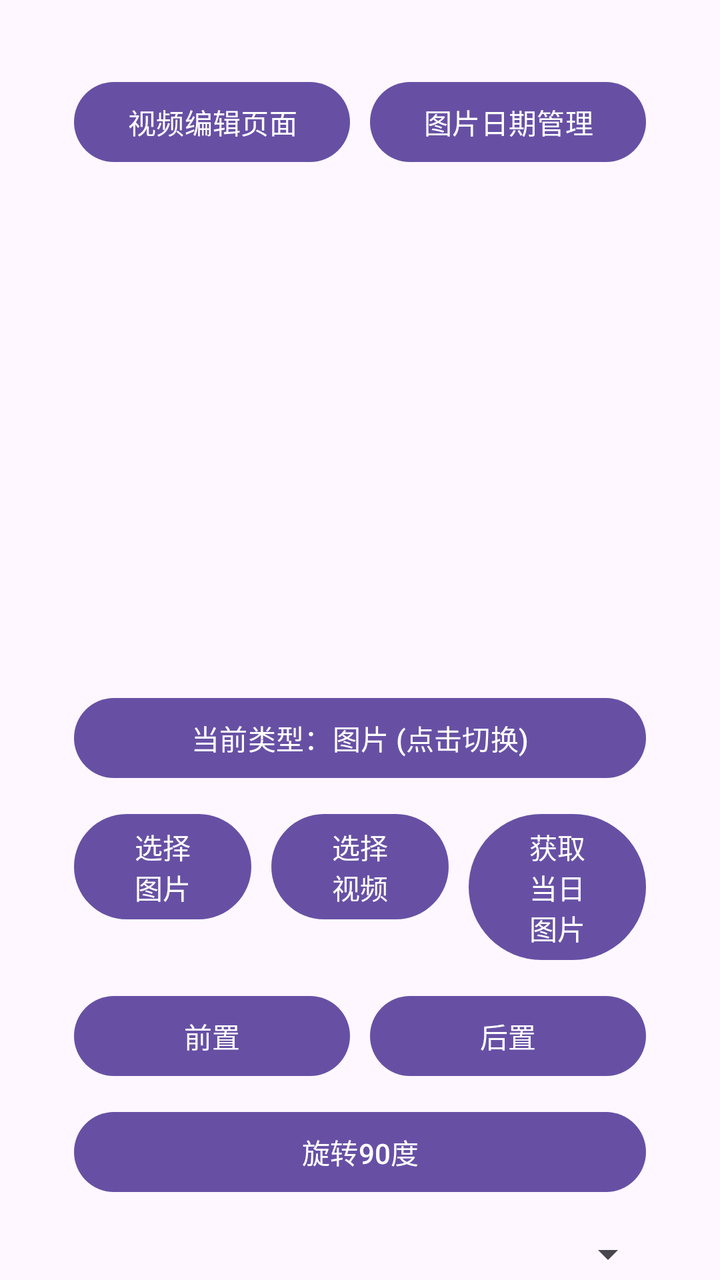
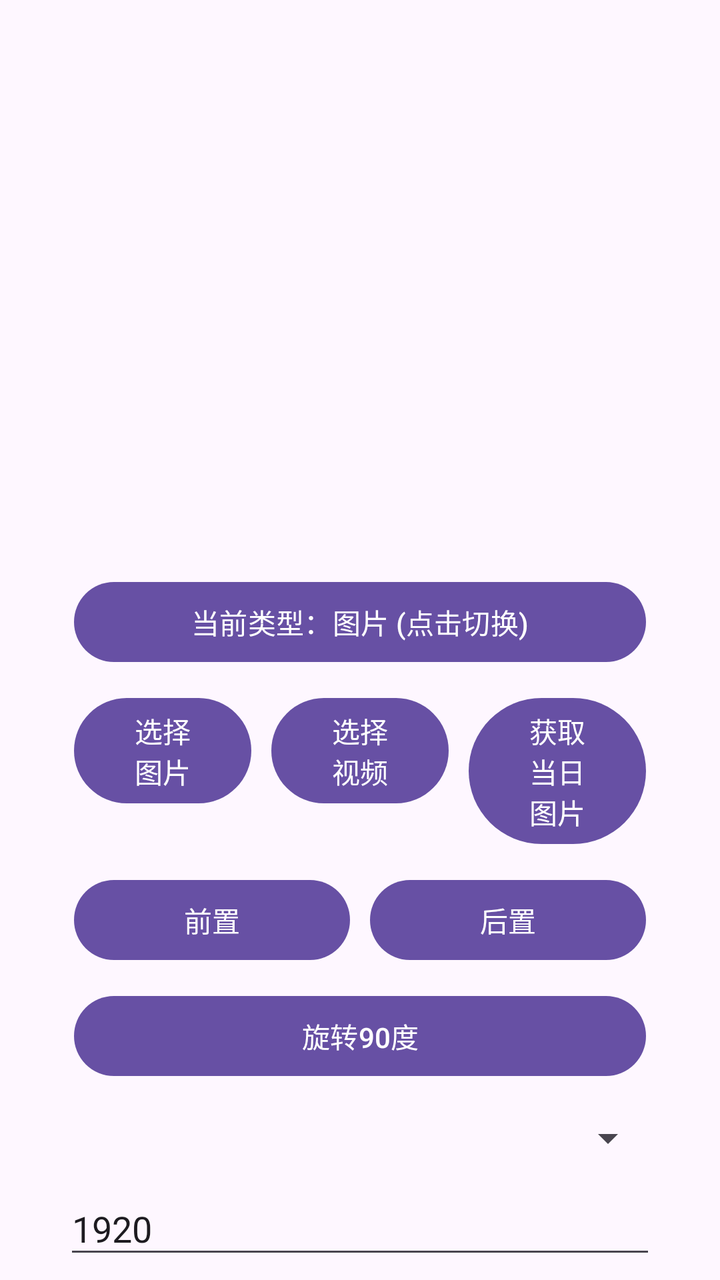

An Android layout rendered at two revisions. The XML below is the earlier revision; the diff shows what the commit changed to produce the second picture.
<!-- AndroidManifest.xml: application theme Theme.PictureManager -->
<!-- res/layout/fragment_first.xml -->
<?xml version="1.0" encoding="utf-8"?>
<androidx.core.widget.NestedScrollView xmlns:android="http://schemas.android.com/apk/res/android"
    xmlns:app="http://schemas.android.com/apk/res-auto"
    xmlns:tools="http://schemas.android.com/tools"
    android:layout_width="match_parent"
    android:layout_height="match_parent"
    tools:context=".FirstFragment">

    <androidx.constraintlayout.widget.ConstraintLayout
        android:layout_width="match_parent"
        android:layout_height="match_parent"
        android:padding="16dp">

        <LinearLayout
            xmlns:android="http://schemas.android.com/apk/res/android"
            android:orientation="vertical"
            android:padding="16dp"
            android:layout_width="match_parent"
            android:layout_height="match_parent">

            <LinearLayout
                android:orientation="horizontal"
                android:layout_width="match_parent"
                android:layout_height="wrap_content">
                <Button
                    android:id="@+id/button_first"
                    android:text="视频编辑页面"
                    android:layout_margin="5dp"
                    android:layout_weight="1"
                    android:layout_width="0dp"
                    android:layout_height="wrap_content"/>

                <Button
                    android:id="@+id/dateManageBtn"
                    android:text="图片日期管理"
                    android:layout_margin="5dp"
                    android:layout_weight="1"
                    android:layout_width="0dp"
                    android:layout_height="wrap_content"/>
            </LinearLayout>


            <ImageView
                android:id="@+id/imageView"
                android:layout_width="match_parent"
                android:layout_height="250dp"
                android:scaleType="fitCenter"/>

            <Button
                android:id="@+id/typeSwitchBtn"
                android:text="当前类型：图片 (点击切换)"
                android:layout_margin="5dp"
                android:layout_width="match_parent"
                android:layout_height="wrap_content"/>

            <LinearLayout
                android:orientation="horizontal"
                android:layout_width="match_parent"
                android:layout_height="wrap_content">
                <Button
                    android:id="@+id/selectBtn"
                    android:text="选择图片"
                    android:layout_margin="5dp"
                    android:layout_weight="1"
                    android:layout_width="0dp"
                    android:layout_height="wrap_content"/>

                <Button
                    android:id="@+id/selectVideoBtn"
                    android:text="选择视频"
                    android:layout_margin="5dp"
                    android:layout_weight="1"
                    android:layout_width="0dp"
                    android:layout_height="wrap_content"/>

                <Button
                    android:id="@+id/autoGetBtn"
                    android:text="获取当日图片"
                    android:layout_margin="5dp"
                    android:layout_weight="1"
                    android:layout_width="0dp"
                    android:layout_height="wrap_content"/>
            </LinearLayout>


            <LinearLayout
                android:orientation="horizontal"
                android:layout_width="match_parent"
                android:layout_height="wrap_content">
                <Button
                    android:id="@+id/frontRotate"
                    android:text="前置"
                    android:layout_margin="5dp"
                    android:layout_weight="1"
                    android:layout_width="0dp"
                    android:layout_height="wrap_content"/>
                <Button
                    android:id="@+id/backendRotate"
                    android:text="后置"
                    android:layout_margin="5dp"
                    android:layout_weight="1"
                    android:layout_width="0dp"
                    android:layout_height="wrap_content"/>
            </LinearLayout>
            <Button
                android:id="@+id/rotateBtn"
                android:text="旋转90度"
                android:layout_margin="5dp"
                android:layout_width="match_parent"
                android:layout_height="wrap_content"/>

            <Spinner
                android:id="@+id/resolutionSpinner"
                android:layout_width="match_parent"
                android:layout_height="wrap_content"
                android:layout_marginTop="10dp"
                android:layout_marginBottom="10dp"
                android:padding="8dp"/>

            <EditText
                android:id="@+id/widthEdit"
                android:hint="目标宽度"
                android:text="1920"
                android:inputType="number"
                android:layout_width="match_parent"
                android:layout_height="wrap_content"/>


            <EditText
                android:id="@+id/heightEdit"
                android:hint="目标高度"
                android:text="1080"
                android:inputType="number"
                android:layout_width="match_parent"
                android:layout_height="wrap_content"/>


            <Switch
                android:id="@+id/enableSwitch"
                android:text="配置开关"
                android:checked="false"
                android:layout_width="match_parent"
                android:layout_height="wrap_content"/>

            <Button
                android:id="@+id/saveBtn"
                android:text="保存图片"
                android:layout_margin="5dp"
                android:layout_width="match_parent"
                android:layout_height="wrap_content"/>


        </LinearLayout>











    </androidx.constraintlayout.widget.ConstraintLayout>
</androidx.core.widget.NestedScrollView>
<!-- resources referenced by this layout -->
<resources>
  <style name="Theme.PictureManager" parent="Base.Theme.PictureManager" />
  <style name="Base.Theme.PictureManager" parent="Theme.Material3.DayNight.NoActionBar">
          
          
      </style>
</resources>

<!-- the commit's change to res/layout/fragment_first.xml (unified diff, before → after) -->
@@ -17,28 +17,6 @@
             android:padding="16dp"
             android:layout_width="match_parent"
             android:layout_height="match_parent">
-
-            <LinearLayout
-                android:orientation="horizontal"
-                android:layout_width="match_parent"
-                android:layout_height="wrap_content">
-                <Button
-                    android:id="@+id/button_first"
-                    android:text="视频编辑页面"
-                    android:layout_margin="5dp"
-                    android:layout_weight="1"
-                    android:layout_width="0dp"
-                    android:layout_height="wrap_content"/>
-
-                <Button
-                    android:id="@+id/dateManageBtn"
-                    android:text="图片日期管理"
-                    android:layout_margin="5dp"
-                    android:layout_weight="1"
-                    android:layout_width="0dp"
-                    android:layout_height="wrap_content"/>
-            </LinearLayout>
-
 
             <ImageView
                 android:id="@+id/imageView"
